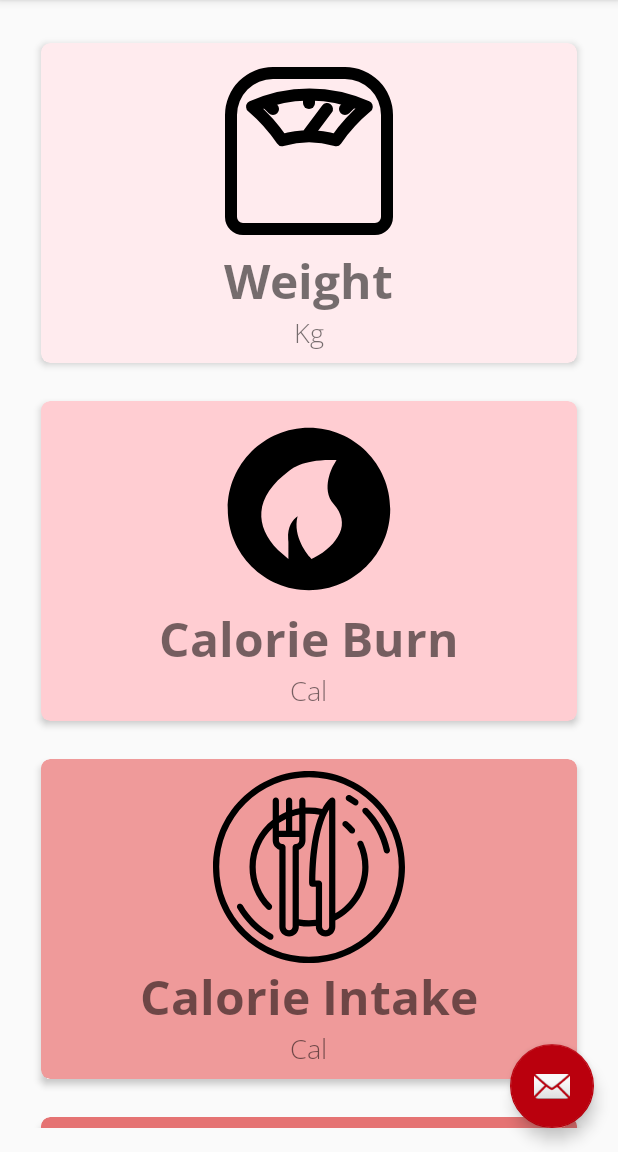
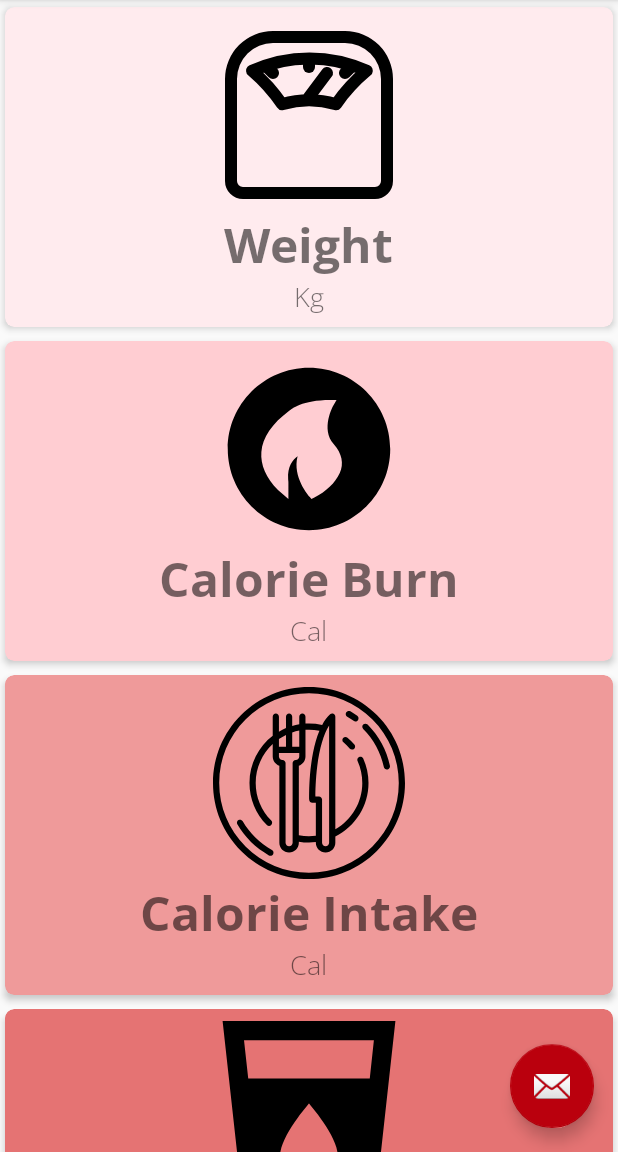
Before and after one commit to robyhartonodev/HealthTrackerLitfit, an Android app: the screen it shows after launch (MainActivity), on a phone screen of 412 x 824 dp, the part 84-1236 px from its top. Run offline under Robolectric (Android 15) with nearby library versions, the phone set to English and light mode, and no system bars; our stand-ins replace Picasso; libraries missing offline, so code that uses them is left out: com.stephentuso.welcome; 2 statements that could not run were skipped.

Commit message:
Updated MainActivity UI

```diff
--- a/app/src/main/res/layout/content_main.xml
+++ b/app/src/main/res/layout/content_main.xml
@@ -4,7 +4,6 @@
     xmlns:tools="http://schemas.android.com/tools"
     android:layout_width="match_parent"
     android:layout_height="match_parent"
-    android:layout_margin="16dp"
     app:layout_behavior="@string/appbar_scrolling_view_behavior"
     tools:context=".Activity.MainActivity"
     tools:showIn="@layout/activity_main">
--- a/app/src/main/res/layout/main_list_item.xml
+++ b/app/src/main/res/layout/main_list_item.xml
@@ -5,8 +5,6 @@
     android:id="@+id/cardview_mainitem"
     android:layout_width="match_parent"
     android:layout_height="wrap_content"
-    android:layout_margin="8dp"
-    android:paddingBottom="32dp"
     app:ignore="NamespaceTypo"
     card_view:cardCornerRadius="6dp"
     card_view:cardElevation="3dp"
```
